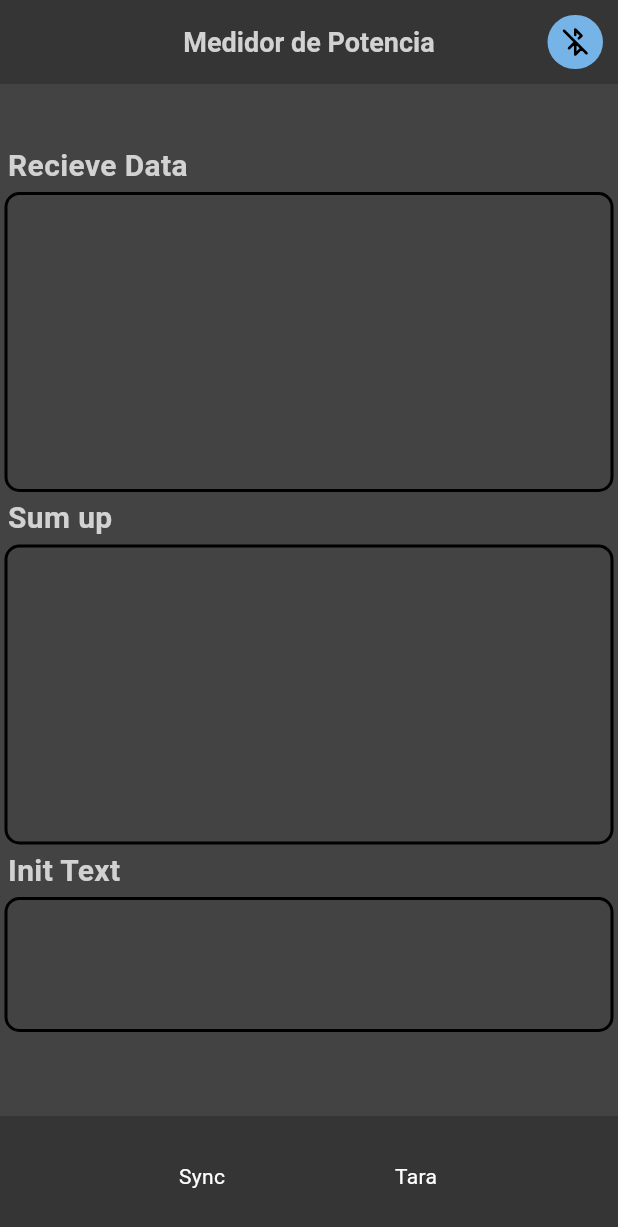
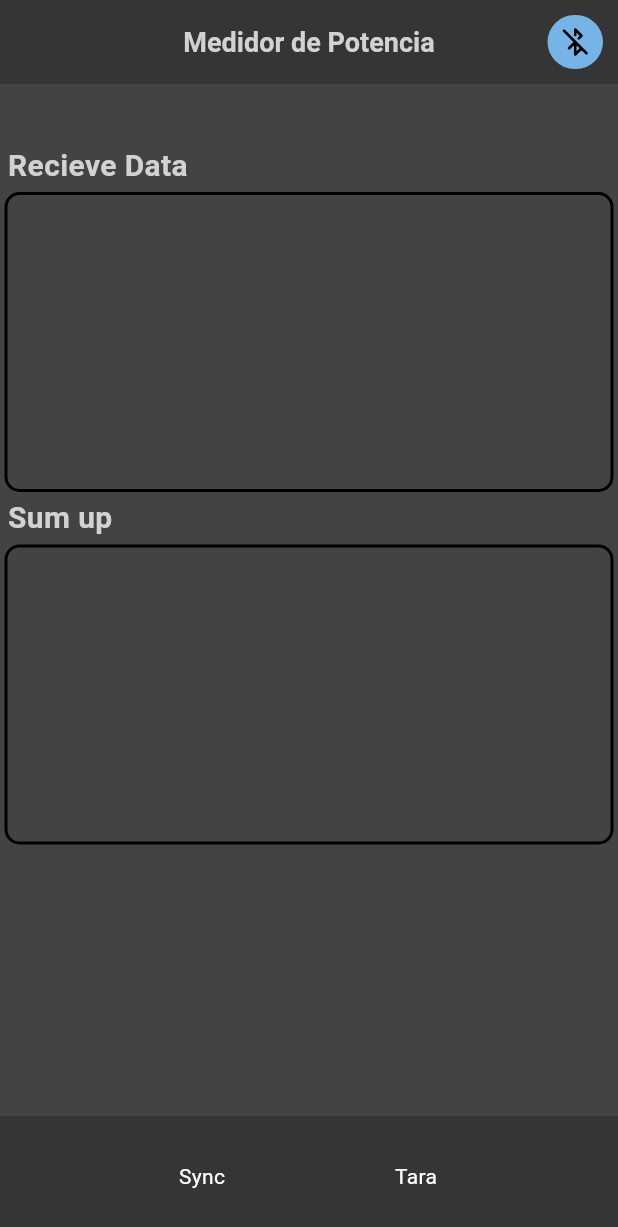
Before and after one commit to Jorbis21/TFG, a Flutter app: the screen it shows after launch, on a phone screen of 412 x 824 dp. Shown: the top 1227 px of the screen. Run offline on Flutter 3.47's test engine with Material 3 defaults, Android fonts, the light colour scheme and no system bars; our stand-ins replace flutter_svg, permission_handler; missing offline and left inert: flutter_reactive_ble, octoplus.

Commit message:
Texto inicial quitado

```diff
--- a/Flutter/MedPotApp/medpotapp/lib/logic/bleController.dart
+++ b/Flutter/MedPotApp/medpotapp/lib/logic/bleController.dart
@@ -49,7 +49,6 @@ class BLEController {
   double max = double.negativeInfinity;
   int nMeasures = 0;
   bool init = false;
-  String initText = '';
 
   List<double> rxData = [];
   /* A partir de aqui funciones de recepcion y envio de datos */
@@ -152,7 +151,7 @@ class BLEController {
                 .subscribeToCharacteristic(_txCharacteristic!);
 
             receivedDataStream!.listen((data) {
-              onReceiveData(utf8.decode(data));
+              decodeData(utf8.decode(data));
             });
             break;
           }
@@ -205,19 +204,6 @@ class BLEController {
     }
   }
 
-  void onReceiveData(String data) {
-    if (data.contains('Antes de la escala')) init = true;
-    if (data.contains('Readings:')) {
-      ui!.updateInitText(initText);
-      init = false;
-    }
-    if (init) {
-      initText += ("\n$data");
-    } else {
-      decodeData(data);
-    }
-  }
-
   void decodeData(String data) {
     if (data.contains('Tiempo')) {
       int time = int.parse(data.split(':')[1]);
--- a/Flutter/MedPotApp/medpotapp/lib/pages/home.dart
+++ b/Flutter/MedPotApp/medpotapp/lib/pages/home.dart
@@ -12,7 +12,6 @@ class HomePage extends StatefulWidget {
 class HomePageState extends State<HomePage> {
   bool connect = false;
   String iconPath = 'assets/icons/bluetooth-slash.svg';
-  String initText = '';
   String measures = '';
   String sumUp = '';
   late BLEController ble;
@@ -37,7 +36,6 @@ class HomePageState extends State<HomePage> {
           ),
           _recieveData(),
           _sumUpData(),
-          _initTextData(),
         ],
       ),
       bottomNavigationBar: _bottomAppBar(),
@@ -136,38 +134,6 @@ class HomePageState extends State<HomePage> {
     );
   }
 
-  Column _initTextData() {
-    return Column(
-      crossAxisAlignment: CrossAxisAlignment.start,
-      children: [
-        const Text(
-          ' Init Text',
-          style: TextStyle(
-              color: Color.fromARGB(255, 210, 210, 210),
-              fontSize: 20,
-              fontWeight: FontWeight.bold),
-        ),
-        Container(
-          margin: const EdgeInsets.all(3.0),
-          width: 1400,
-          decoration: BoxDecoration(
-              borderRadius: BorderRadius.circular(10),
-              border: Border.all(
-                  color: const Color.fromARGB(255, 0, 0, 0), width: 2)),
-          height: 90,
-          child: SingleChildScrollView(
-            child: Text(
-              initText,
-              style: const TextStyle(
-                color: Color.fromARGB(255, 210, 210, 210),
-              ),
-            ),
-          ),
-        ),
-      ],
-    );
-  }
-
   AppBar _appBar() {
     return AppBar(
       centerTitle: true,
@@ -228,9 +194,4 @@ class HomePageState extends State<HomePage> {
 
     setState(() {});
   }
-
-  void updateInitText(String text) {
-    initText = text;
-    setState(() {});
-  }
 }
```
